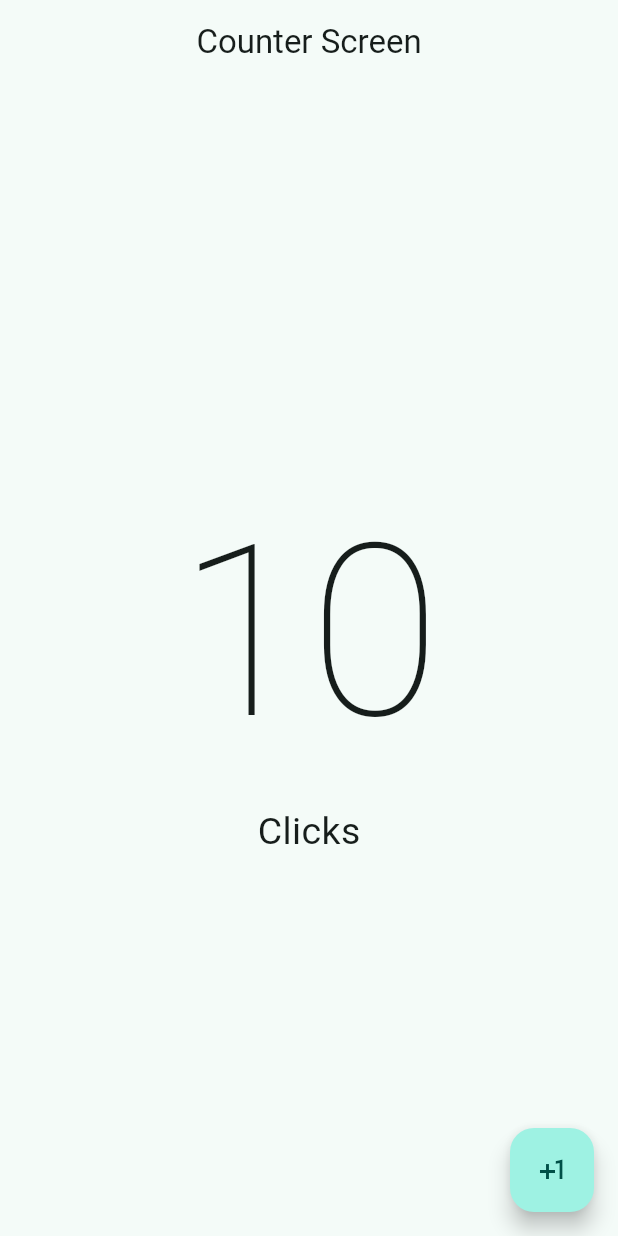
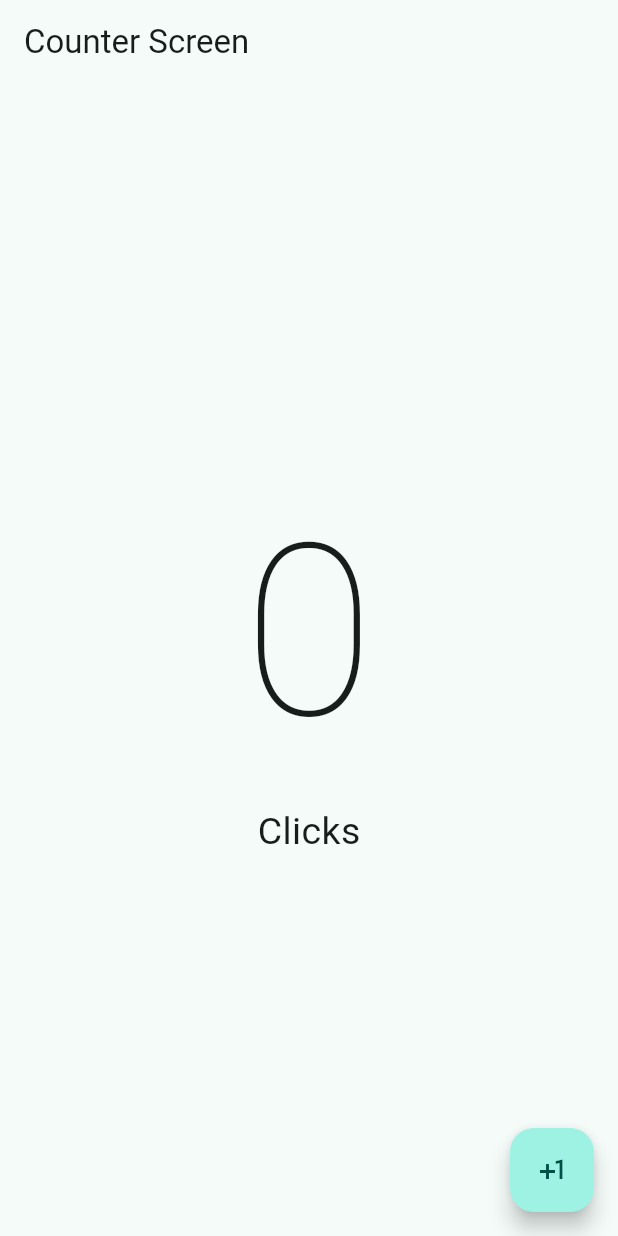
Before and after one commit to oakgarelik/Counter_Mobile_App, a Flutter app: the screen it shows after launch, on a phone screen of 412 x 824 dp. Run offline on Flutter 3.47's test engine with Material 3 defaults, Android fonts, the phone set to English and light mode, and no system bars.

```diff
--- a/lib/presentation/screens/counter/counter_screen.dart
+++ b/lib/presentation/screens/counter/counter_screen.dart
@@ -1,24 +1,38 @@
 import 'package:flutter/material.dart';
 
-class CounterScreen extends StatelessWidget {
-  const CounterScreen({super.key});
+class CounterScreen extends StatefulWidget {
+
+const CounterScreen({super.key});
+
+  @override
+  State<CounterScreen> createState() => _CounterScreenState();
+}
+
+class _CounterScreenState extends State<CounterScreen> {
+
+  int clickCounter = 0;
 
   @override
   Widget build(BuildContext context) {
     return Scaffold(
       appBar: AppBar(
-        title: Center(child: const Text("Counter Screen")),),
-        body: const Center(
+        title: const Text("Counter Screen"),
+        ),
+        body: Center(
           child: Column(
             mainAxisAlignment: MainAxisAlignment.center,
             children: [
-              Text("10", style: TextStyle(fontSize: 160, fontWeight: FontWeight.w100),),
-              Text("Clicks", style: TextStyle(fontSize: 25)),
+              Text("$clickCounter",
+              style: const TextStyle(fontSize: 160, fontWeight: FontWeight.w100)),
+              const Text("Clicks", style: TextStyle(fontSize: 25))
             ],
+           ),
           ),
-        ),
-        floatingActionButton: FloatingActionButton(
+         floatingActionButton: FloatingActionButton(
           onPressed: () {
+
+            clickCounter++;
+            setState(() {});
 
           },
           child: const Icon(Icons.plus_one),
```
